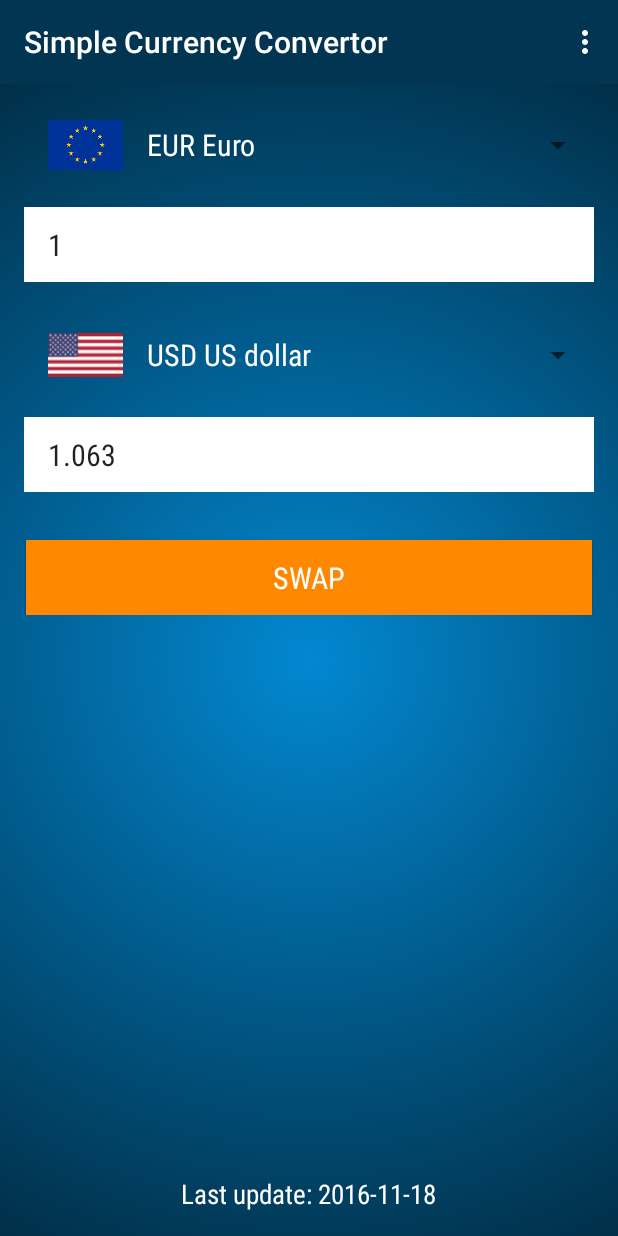
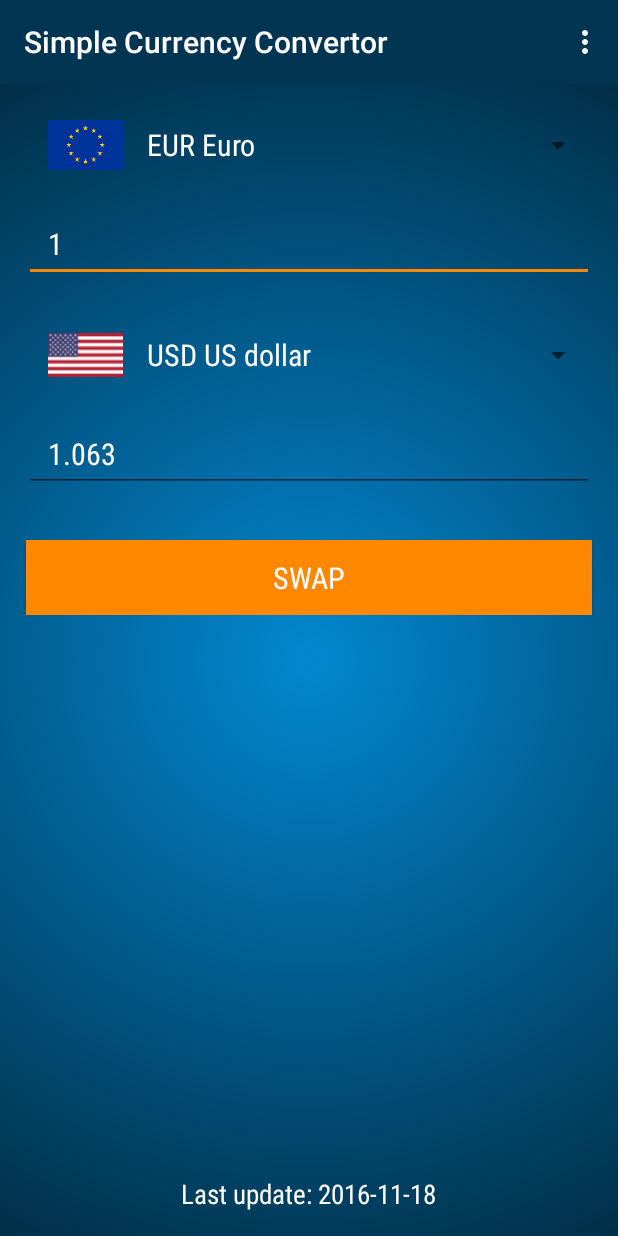
Before and after one commit to KaloyanBogoslovov/SimpleCurrencyConvertor, an Android app: the screen it shows after launch (MainActivity), on a phone screen of 412 x 824 dp. Run offline under Robolectric (Android 15) with nearby library versions, the phone set to English and light mode, and no system bars; 1 statement that could not run was skipped.

Commit message:
Visual changes.

```diff
--- a/app/src/main/res/layout/activity_main.xml
+++ b/app/src/main/res/layout/activity_main.xml
@@ -30,11 +30,12 @@
             android:layout_width="match_parent"
             android:layout_height="50dp"
             android:textSize="20sp"
+            android:textCursorDrawable = "@xml/edit_text_cursor"
             android:paddingLeft="16dp"
             android:ems="8"
             android:fontFamily="sans-serif-condensed"
-            android:layout_marginBottom="24dp"
-            android:background="@android:color/white"/>
+            android:textColor="@android:color/white"
+            android:layout_marginBottom="24dp"/>
 
         <Spinner android:id = "@+id/spinner_bottom"
             android:popupBackground="@xml/background"
@@ -50,10 +51,11 @@
             android:layout_height="50dp"
             android:textSize="20sp"
             android:ems="8"
+            android:textColor="@android:color/white"
+            android:textCursorDrawable = "@null"
             android:paddingLeft="16dp"
             android:fontFamily="sans-serif-condensed"
-            android:layout_marginBottom="32dp"
-            android:background="@android:color/white"/>
+            android:layout_marginBottom="32dp"/>
 
         <Button
             android:id = "@+id/swap_button"
--- /dev/null
+++ b/app/src/main/res/xml/edit_text_cursor.xml
@@ -0,0 +1,5 @@
+<?xml version="1.0" encoding="utf-8"?>
+<shape xmlns:android="http://schemas.android.com/apk/res/android" android:shape="rectangle" >
+    <size android:width="1dp" />
+    <solid android:color="@android:color/holo_orange_dark"/>
+</shape>
```
